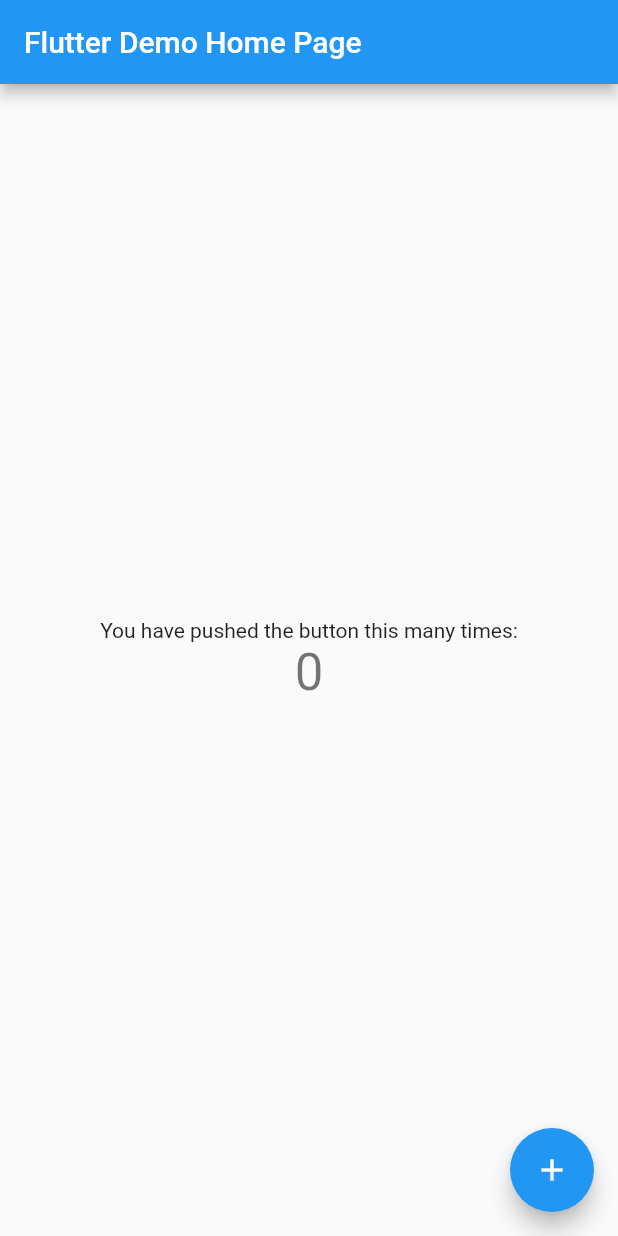
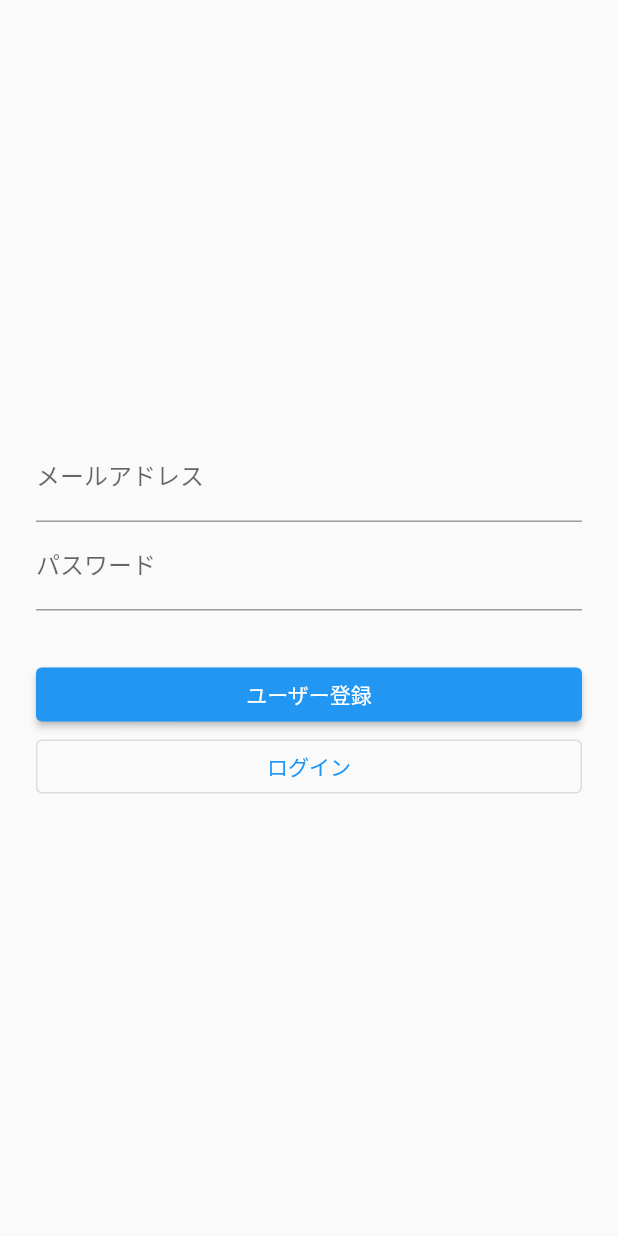
Before and after one commit to Luren1988/ChatApp, a Flutter app: the screen it shows after launch, on a phone screen of 412 x 824 dp. Run offline on Flutter 3.47's test engine with Material 2 defaults, Android fonts, the phone set to English and light mode, and no system bars; our stand-ins replace firebase_auth, firebase_core; accounts and stored records are empty.

Commit message:
ログイン機能追加

```diff
--- a/lib/main.dart
+++ b/lib/main.dart
@@ -1,113 +1,182 @@
+import 'package:firebase_auth/firebase_auth.dart';
+import 'package:firebase_core/firebase_core.dart';
 import 'package:flutter/material.dart';
 
-void main() {
-  runApp(MyApp());
+Future<void> main() async {
+  // 最初に表示するWidget
+  WidgetsFlutterBinding.ensureInitialized();
+  await Firebase.initializeApp();
+  runApp(ChatApp());
 }
 
-class MyApp extends StatelessWidget {
-  // This widget is the root of your application.
+class ChatApp extends StatelessWidget {
   @override
   Widget build(BuildContext context) {
     return MaterialApp(
-      title: 'Flutter Demo',
+      // アプリ名
+      title: 'ChatApp',
       theme: ThemeData(
-        // This is the theme of your application.
-        //
-        // Try running your application with "flutter run". You'll see the
-        // application has a blue toolbar. Then, without quitting the app, try
-        // changing the primarySwatch below to Colors.green and then invoke
-        // "hot reload" (press "r" in the console where you ran "flutter run",
-        // or simply save your changes to "hot reload" in a Flutter IDE).
-        // Notice that the counter didn't reset back to zero; the application
-        // is not restarted.
+        // テーマカラー
         primarySwatch: Colors.blue,
       ),
-      home: MyHomePage(title: 'Flutter Demo Home Page'),
+      // ログイン画面を表示
+      home: LoginPage(),
     );
   }
 }
 
-class MyHomePage extends StatefulWidget {
-  MyHomePage({Key? key, required this.title}) : super(key: key);
-
-  // This widget is the home page of your application. It is stateful, meaning
-  // that it has a State object (defined below) that contains fields that affect
-  // how it looks.
-
-  // This class is the configuration for the state. It holds the values (in this
-  // case the title) provided by the parent (in this case the App widget) and
-  // used by the build method of the State. Fields in a Widget subclass are
-  // always marked "final".
-
-  final String title;
-
+// ログイン画面用Widget
+class LoginPage extends StatefulWidget {
   @override
-  _MyHomePageState createState() => _MyHomePageState();
+  _LoginPageState createState() => _LoginPageState();
 }
 
-class _MyHomePageState extends State<MyHomePage> {
-  int _counter = 0;
-
-  void _incrementCounter() {
-    setState(() {
-      // This call to setState tells the Flutter framework that something has
-      // changed in this State, which causes it to rerun the build method below
-      // so that the display can reflect the updated values. If we changed
-      // _counter without calling setState(), then the build method would not be
-      // called again, and so nothing would appear to happen.
-      _counter++;
-    });
-  }
+class _LoginPageState extends State<LoginPage> {
+  String infoText = "";
+  String email = "";
+  String password = "";
 
   @override
   Widget build(BuildContext context) {
-    // This method is rerun every time setState is called, for instance as done
-    // by the _incrementCounter method above.
-    //
-    // The Flutter framework has been optimized to make rerunning build methods
-    // fast, so that you can just rebuild anything that needs updating rather
-    // than having to individually change instances of widgets.
     return Scaffold(
-      appBar: AppBar(
-        // Here we take the value from the MyHomePage object that was created by
-        // the App.build method, and use it to set our appbar title.
-        title: Text(widget.title),
-      ),
       body: Center(
-        // Center is a layout widget. It takes a single child and positions it
-        // in the middle of the parent.
-        child: Column(
-          // Column is also a layout widget. It takes a list of children and
-          // arranges them vertically. By default, it sizes itself to fit its
-          // children horizontally, and tries to be as tall as its parent.
-          //
-          // Invoke "debug painting" (press "p" in the console, choose the
-          // "Toggle Debug Paint" action from the Flutter Inspector in Android
-          // Studio, or the "Toggle Debug Paint" command in Visual Studio Code)
-          // to see the wireframe for each widget.
-          //
-          // Column has various properties to control how it sizes itself and
-          // how it positions its children. Here we use mainAxisAlignment to
-          // center the children vertically; the main axis here is the vertical
-          // axis because Columns are vertical (the cross axis would be
-          // horizontal).
-          mainAxisAlignment: MainAxisAlignment.center,
-          children: <Widget>[
-            Text(
-              'You have pushed the button this many times:',
-            ),
-            Text(
-              '$_counter',
-              style: Theme.of(context).textTheme.headline4,
-            ),
-          ],
+        child: Container(
+          padding: EdgeInsets.all(24),
+          child: Column(
+            mainAxisAlignment: MainAxisAlignment.center,
+            children: [
+              TextFormField(
+                  decoration: InputDecoration(labelText: 'メールアドレス'),
+                  onChanged: (String value) {
+                    setState(() {
+                      email = value;
+                    });
+                  }),
+              TextFormField(
+                  decoration: InputDecoration(labelText: 'パスワード'),
+                  onChanged: (String value) {
+                    setState(() {
+                      password = value;
+                    });
+                  }),
+              Container(
+                padding: EdgeInsets.all(8),
+                child: Text(infoText),
+              ),
+              Container(
+                  width: double.infinity,
+                  child: ElevatedButton(
+                    child: Text('ユーザー登録'),
+                    onPressed: () async {
+                      try {
+                        final FirebaseAuth auth = FirebaseAuth.instance;
+                        final result =
+                            await auth.createUserWithEmailAndPassword(
+                          email: email,
+                          password: password,
+                        );
+
+                        await Navigator.of(context).pushReplacement(
+                            MaterialPageRoute(builder: (context) {
+                          return ChatPage(result.user!);
+                        }));
+                      } catch (e) {
+                        setState(() {
+                          infoText = "登録に失敗しました: ${e.toString()}";
+                        });
+                      }
+                    },
+                  )),
+              Container(
+                width: double.infinity,
+                child: OutlinedButton(
+                    child: Text("ログイン"),
+                    onPressed: () async {
+                      try {
+                        final FirebaseAuth auth = FirebaseAuth.instance;
+                        final result = await auth.signInWithEmailAndPassword(
+                          email: email,
+                          password: password,
+                        );
+
+                        await Navigator.of(context).pushReplacement(
+                          MaterialPageRoute(builder: (context) {
+                            return ChatPage(result.user!);
+                          }),
+                        );
+                      } catch (e) {
+                        setState(() {
+                          infoText = "ログインに失敗しました：${e.toString()}";
+                        });
+                      }
+                    }),
+              )
+            ],
+          ),
         ),
       ),
-      floatingActionButton: FloatingActionButton(
-        onPressed: _incrementCounter,
-        tooltip: 'Increment',
-        child: Icon(Icons.add),
-      ), // This trailing comma makes auto-formatting nicer for build methods.
     );
   }
 }
+
+// チャット画面用Widget
+class ChatPage extends StatelessWidget {
+  ChatPage(this.user);
+  final User user;
+  @override
+  Widget build(BuildContext context) {
+    return Scaffold(
+      appBar: AppBar(
+        title: Text('チャット'),
+        actions: <Widget>[
+          IconButton(
+            icon: Icon(Icons.close),
+            onPressed: () async {
+              // ログイン画面に遷移＋チャット画面を破棄
+              await Navigator.of(context).pushReplacement(
+                MaterialPageRoute(builder: (context) {
+                  return LoginPage();
+                }),
+              );
+            },
+          ),
+        ],
+      ),
+      body: Center(
+        child: Text('ログイン情報:${user.email}'),
+      ),
+      floatingActionButton: FloatingActionButton(
+        child: Icon(Icons.add),
+        onPressed: () async {
+          // 投稿画面に遷移
+          await Navigator.of(context).push(
+            MaterialPageRoute(builder: (context) {
+              return AddPostPage();
+            }),
+          );
+        },
+      ),
+    );
+  }
+}
+
+// 投稿画面用Widget
+class AddPostPage extends StatelessWidget {
+  @override
+  Widget build(BuildContext context) {
+    return Scaffold(
+      appBar: AppBar(
+        title: Text('チャット投稿'),
+      ),
+      body: Center(
+        child: ElevatedButton(
+          child: Text('戻る'),
+          onPressed: () {
+            // 1つ前の画面に戻る
+            Navigator.of(context).pop();
+          },
+        ),
+      ),
+    );
+  }
+}
```
Also changed, not shown: pubspec.yaml (+3 -53 lines), pubspec.lock, 5 other files.
